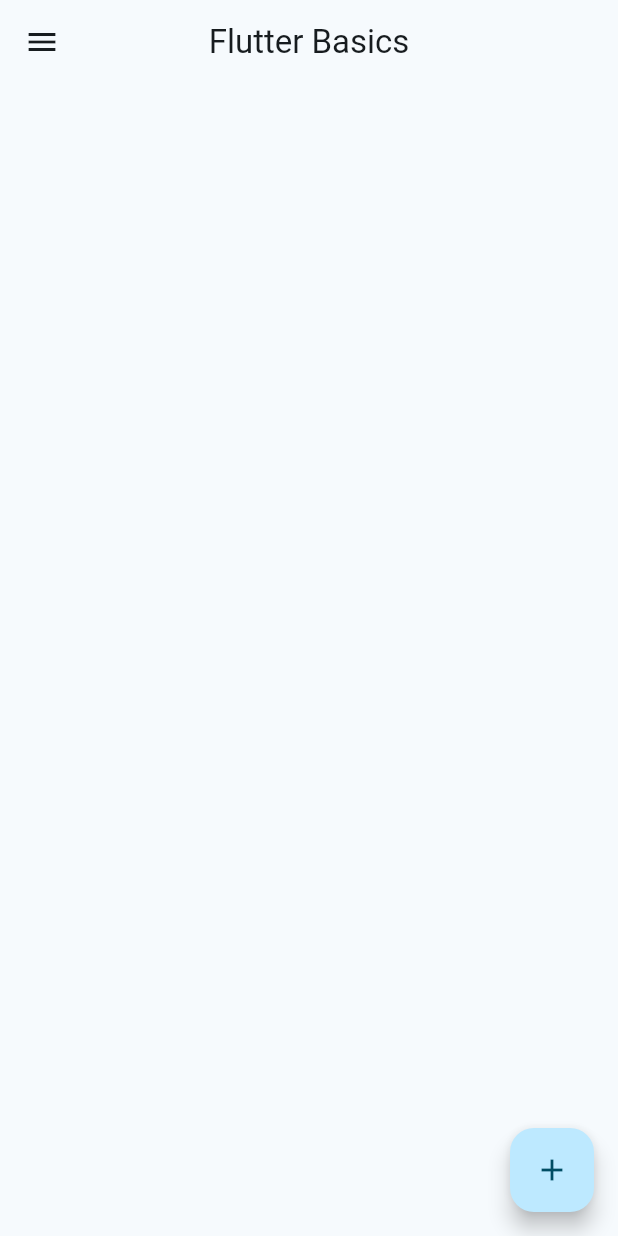
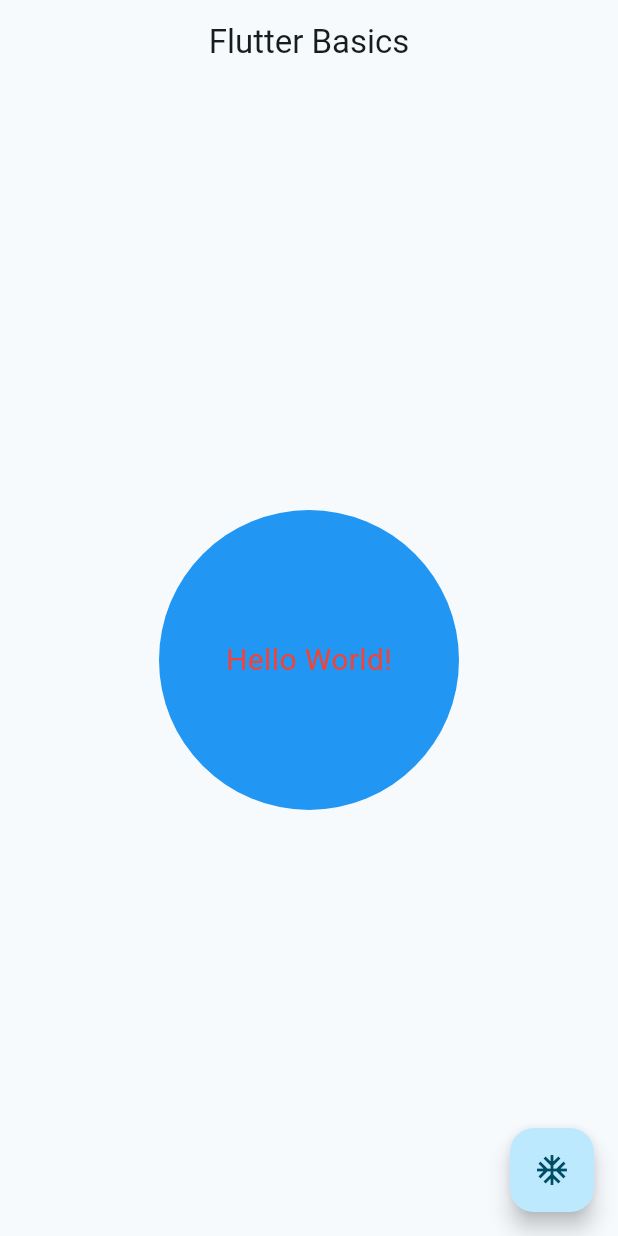
Before and after one commit to ravenpdev/flutter_basics, a Flutter app: the screen it shows after launch, on a phone screen of 412 x 824 dp. Run offline on Flutter 3.47's test engine with Material 2 defaults, Android fonts, the phone set to English and light mode, and no system bars.

Commit message:
container, text, and center widget

```diff
--- a/lib/main.dart
+++ b/lib/main.dart
@@ -22,30 +22,31 @@ class MyApp extends StatelessWidget {
           title: const Text('Flutter Basics'),
           centerTitle: true,
         ),
-        body: Container(),
-        floatingActionButton: FloatingActionButton(
-          onPressed: () {},
-          child: const Icon(Icons.add),
-        ),
-        drawer: Drawer(
-          child: ListView(
-            padding: EdgeInsets.zero,
-            children: [
-              const DrawerHeader(
-                child: Text(
-                  'Drawer Header',
+        body: Center(
+          // center is now centering the container not the text widget
+          child: Container(
+            height: 200,
+            width: 200,
+            // padding: const EdgeInsets.all(20),
+            decoration: BoxDecoration(
+              color: Colors.blue,
+              borderRadius: BorderRadius.circular(100),
+            ),
+            // this will center the text inside the container
+            child: const Center(
+              child: Text(
+                'Hello World!',
+                style: TextStyle(
+                  color: Colors.red,
+                  fontSize: 20,
                 ),
               ),
-              ListTile(
-                title: const Text('Item 1'),
-                onTap: () {},
-              ),
-              ListTile(
-                title: const Text('Item 2'),
-                onTap: () {},
-              )
-            ],
+            ),
           ),
+        ),
+        floatingActionButton: FloatingActionButton(
+          onPressed: () => debugPrint('clicked'),
+          child: const Icon(Icons.ac_unit),
         ),
       ),
     );
```
Also changed, not shown: 1 other file.
